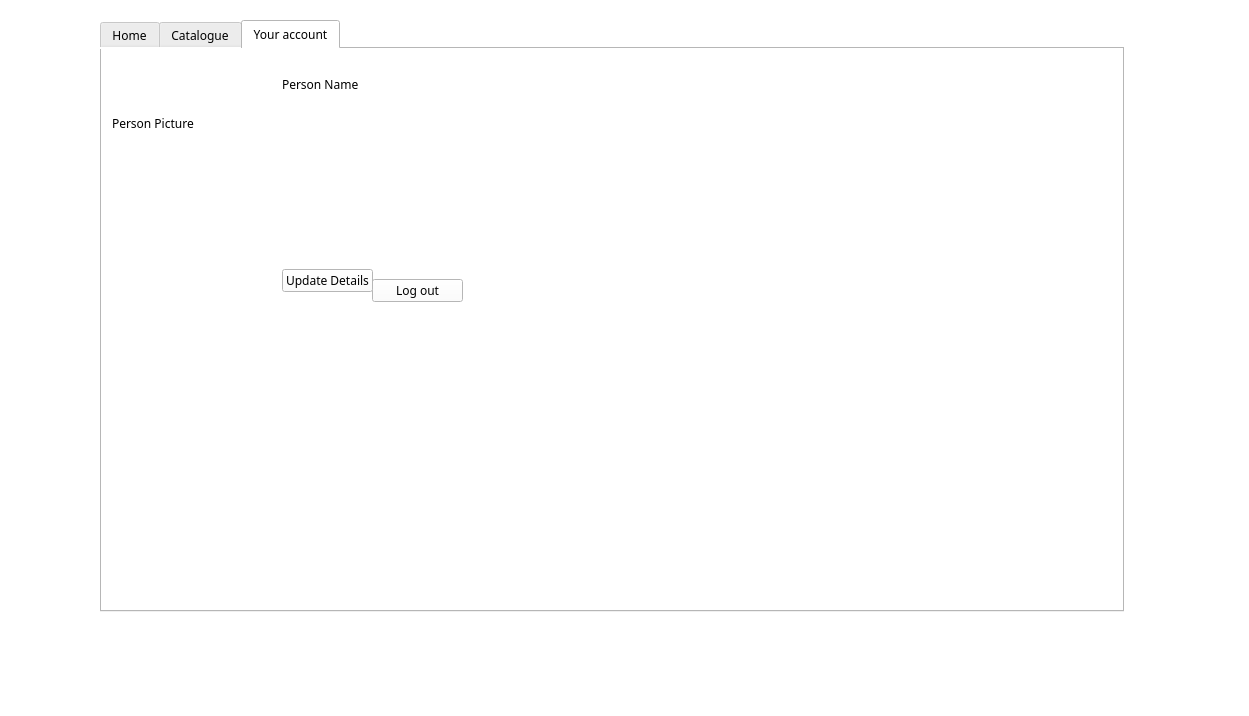
Qt form NewWindowChur/mainwindow.ui (jandrealyn/LibraryQtSystem) before a commit.
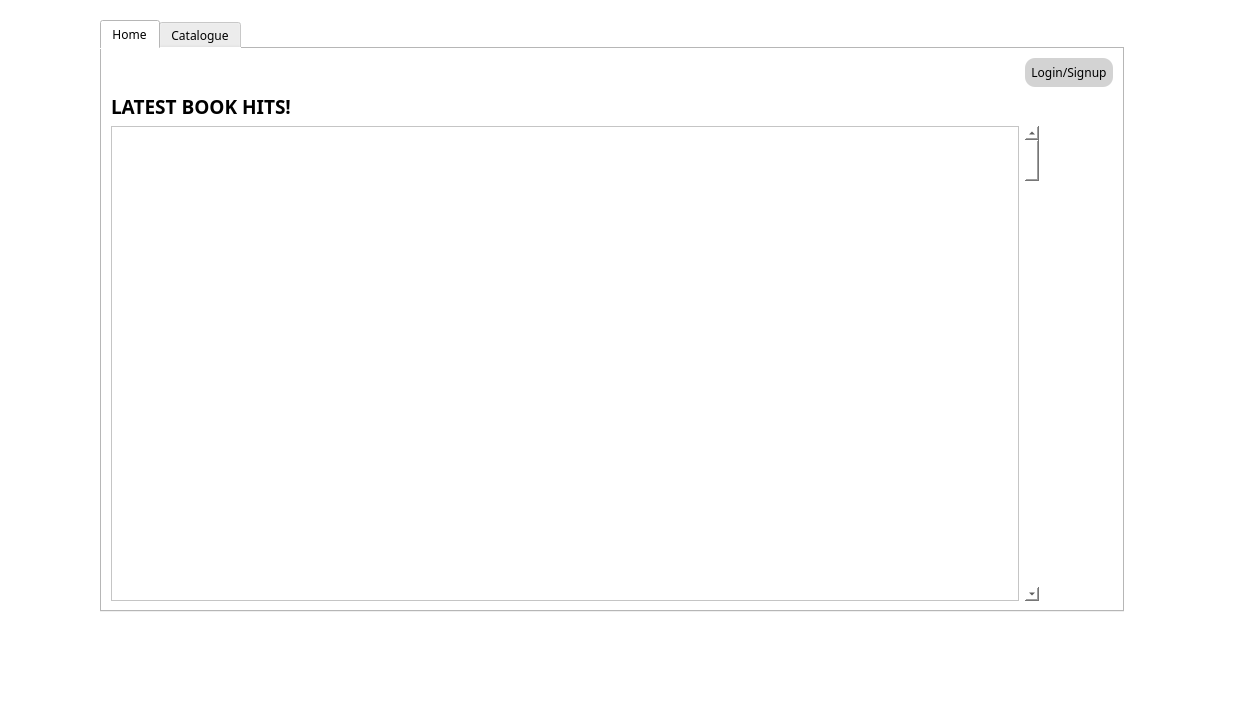
The same form after that commit. The open tabs and pages were chosen to show the change. Icons and pictures are not drawn.

Patch:
```diff
--- a/NewWindowChur/mainwindow.ui
+++ b/NewWindowChur/mainwindow.ui
@@ -89,6 +89,28 @@
         </property>
        </widget>
       </item>
+      <item row="0" column="1">
+       <widget class="QPushButton" name="login">
+        <property name="styleSheet">
+         <string notr="true">*{
+background-color:rgb(255, 255, 255); 
+font-family: cenury gothic, sans-serif;
+
+}
+QPushButton#login{
+background-color: #d3d3d3;
+border-width: 2px;
+border-radius: 10px;
+border-color: black;
+min-width: 10em;
+padding: 6px;
+}</string>
+        </property>
+        <property name="text">
+         <string>Login/Signup</string>
+        </property>
+       </widget>
+      </item>
      </layout>
     </widget>
     <widget class="QWidget" name="Test">
@@ -125,66 +147,6 @@
       </item>
      </layout>
     </widget>
-    <widget class="QWidget" name="Account">
-     <attribute name="title">
-      <string>Your account</string>
-     </attribute>
-     <widget class="QPushButton" name="yourAccount_logout">
-      <property name="geometry">
-       <rect>
-        <x>270</x>
-        <y>230</y>
-        <width>91</width>
-        <height>23</height>
-       </rect>
-      </property>
-      <property name="text">
-       <string>Log out</string>
-      </property>
-     </widget>
-     <widget class="QPushButton" name="pushButton_3">
-      <property name="geometry">
-       <rect>
-        <x>180</x>
-        <y>220</y>
-        <width>91</width>
-        <height>23</height>
-       </rect>
-      </property>
-      <property name="text">
-       <string>Update Details</string>
-      </property>
-     </widget>
-     <widget class="QLabel" name="label">
-      <property name="geometry">
-       <rect>
-        <x>10</x>
-        <y>10</y>
-        <width>128</width>
-        <height>128</height>
-       </rect>
-      </property>
-      <property name="autoFillBackground">
-       <bool>false</bool>
-      </property>
-      <property name="text">
-       <string>Person Picture</string>
-      </property>
-     </widget>
-     <widget class="QLabel" name="label_2">
-      <property name="geometry">
-       <rect>
-        <x>180</x>
-        <y>20</y>
-        <width>81</width>
-        <height>31</height>
-       </rect>
-      </property>
-      <property name="text">
-       <string>Person Name</string>
-      </property>
-     </widget>
-    </widget>
    </widget>
   </widget>
   <widget class="QMenuBar" name="menubar">
```
